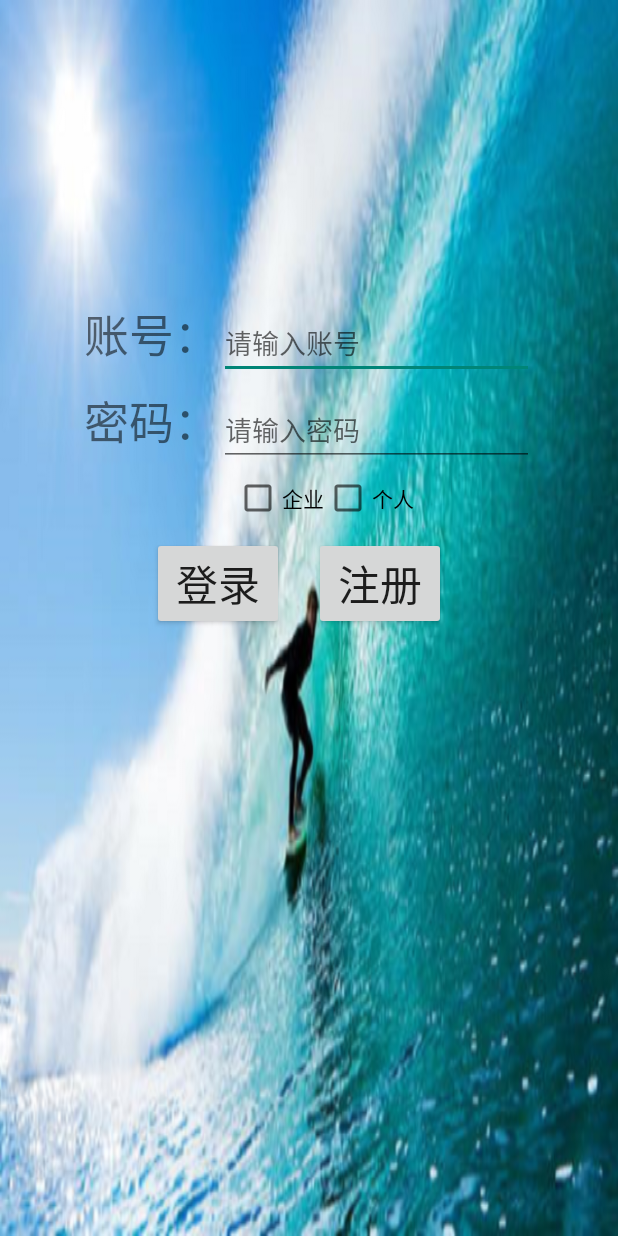
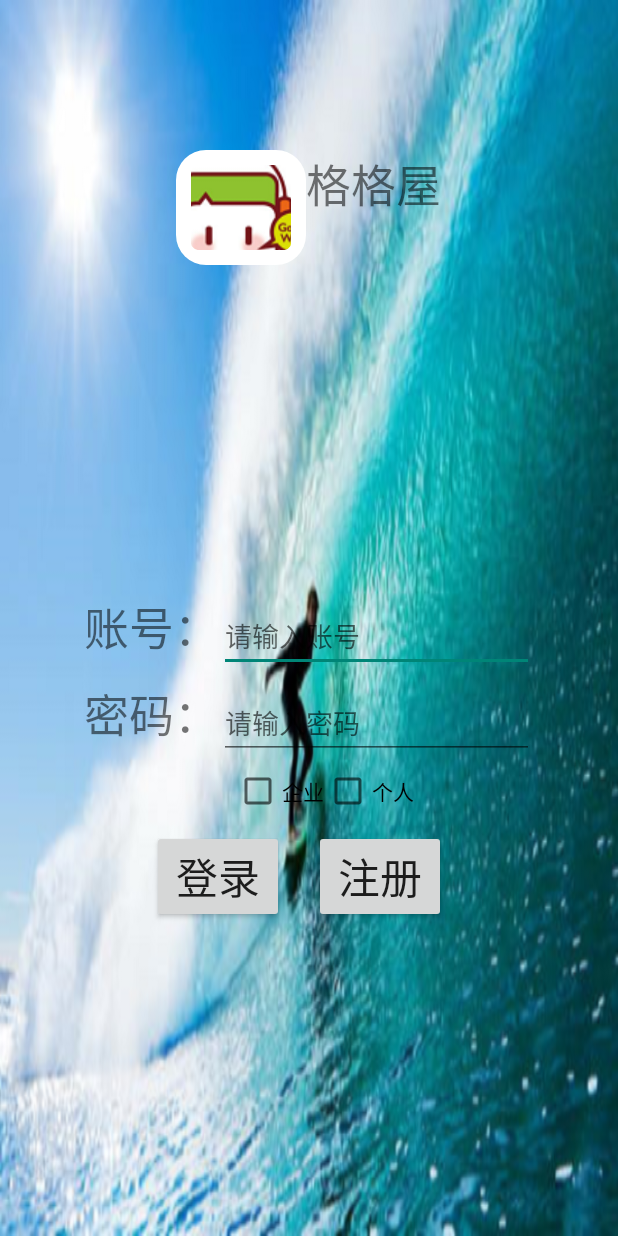
Before and after one commit to xie66/TeamProject, an Android app: the LoginActivity screen opened directly, with no data from a screen before it, on a phone screen of 412 x 824 dp. Run offline under Robolectric (Android 15) with nearby library versions, the phone set to English and light mode, and no system bars.

Commit message:
谢艳朋第五次提交

```diff
--- a/app/src/main/java/com/gezhi/gege/MainActivity.java
+++ b/app/src/main/java/com/gezhi/gege/MainActivity.java
@@ -25,7 +25,6 @@ public class MainActivity extends AppCompatActivity {
     ViewPager viewPager;
     RadioButton radioButtonone, radioButtontwo, radioButtonthree, radioButtonfour;
     RadioGroup radiogroup;
-
 
 //    RecyclerView recyclerView;
 //    LinearLayoutManager layoutManager;
--- /dev/null
+++ b/app/src/main/res/drawable/image.xml
@@ -0,0 +1,17 @@
+<?xml version="1.0" encoding="utf-8"?>
+<shape xmlns:android="http://schemas.android.com/apk/res/android">
+    android:shape="rectangle">
+    <!-- 填充的颜色 -->
+    <solid android:color="#FFFFFF" />
+    <!-- 设置按钮的四个角为弧形 -->
+    <!-- android:radius 弧形的半径 -->
+    <corners android:radius="20dip" />
+
+    <!-- padding：Button里面的文字与Button边界的间隔 -->
+    <padding
+        android:left="10dp"
+        android:top="10dp"
+        android:right="10dp"
+        android:bottom="10dp"
+        />
+</shape>
--- a/app/src/main/res/layout/login_layout.xml
+++ b/app/src/main/res/layout/login_layout.xml
@@ -1,9 +1,42 @@
 <?xml version="1.0" encoding="utf-8"?>
 <LinearLayout xmlns:android="http://schemas.android.com/apk/res/android"
     android:layout_width="match_parent"
-    android:orientation="vertical"
+    android:layout_height="match_parent"
     android:background="@drawable/background"
-    android:layout_height="match_parent">
+    android:orientation="vertical">
+
+
+    <FrameLayout
+        android:layout_width="match_parent"
+        android:layout_height="wrap_content"
+        android:layout_gravity="center_horizontal">
+
+        <LinearLayout
+            android:layout_width="wrap_content"
+            android:layout_height="wrap_content"
+            android:layout_gravity="center_horizontal"
+            android:layout_marginTop="100dp"
+            android:orientation="horizontal">
+
+            <ImageView
+                android:id="@+id/logo"
+                android:layout_width="wrap_content"
+                android:layout_height="wrap_content"
+                android:layout_gravity="center_horizontal"
+                android:background="@drawable/image"
+                android:src="@mipmap/ic_launcher" />
+
+            <TextView
+                android:layout_width="wrap_content"
+                android:layout_height="wrap_content"
+                android:layout_gravity="center_horizontal"
+                android:layout_marginTop="50dp"
+                android:text="格格屋"
+                android:textSize="30sp" />
+        </LinearLayout>
+
+    </FrameLayout>
+
 
     <LinearLayout
         android:layout_width="300dp"
@@ -27,10 +60,10 @@
     </LinearLayout>
 
     <LinearLayout
-        android:layout_marginTop="10dp"
         android:layout_width="300dp"
         android:layout_height="wrap_content"
         android:layout_gravity="center"
+        android:layout_marginTop="10dp"
         android:orientation="horizontal">
 
         <TextView
@@ -48,10 +81,10 @@
     </LinearLayout>
 
     <LinearLayout
-        android:layout_marginTop="10dp"
         android:layout_width="300dp"
         android:layout_height="wrap_content"
-        android:layout_gravity="center">
+        android:layout_gravity="center"
+        android:layout_marginTop="10dp">
 
         <CheckBox
             android:id="@+id/campany_cb"
@@ -70,10 +103,10 @@
 
 
     <LinearLayout
-        android:layout_marginTop="10dp"
         android:layout_width="300dp"
         android:layout_height="wrap_content"
         android:layout_gravity="center"
+        android:layout_marginTop="10dp"
         android:orientation="horizontal">
 
         <Button
```
